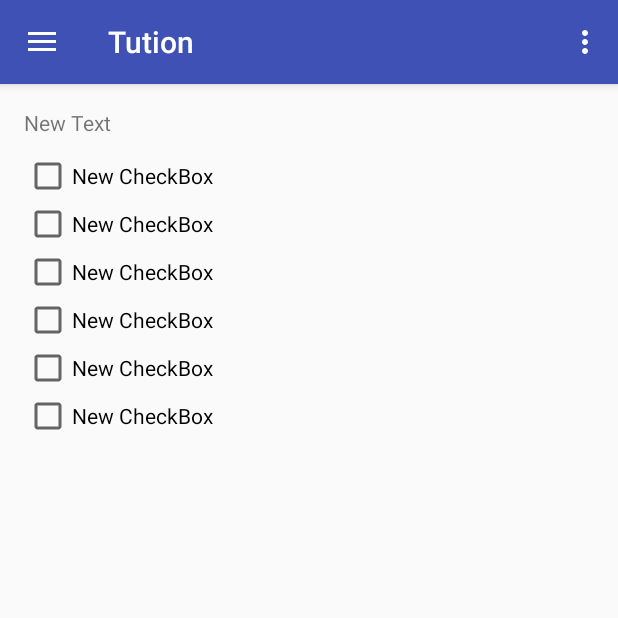
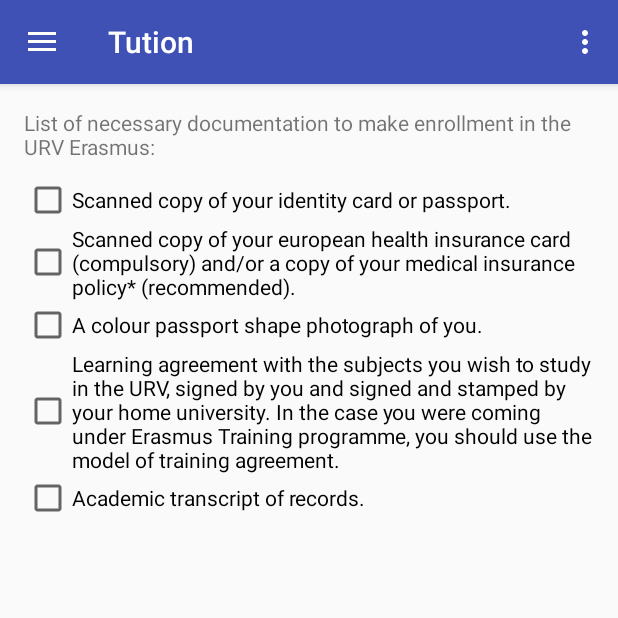
Before and after one commit to CodeathonURV/codeathonurv2016_LoremIpsum, an Android app: the Tution screen opened directly, with no data from a screen before it, on a phone screen of 412 x 824 dp, the top half of it. Run offline under Robolectric (Android 15) with nearby library versions, the phone set to English and light mode, and no system bars.

Commit message:
Content Matricula

```diff
--- a/app/src/main/res/layout/content_tution.xml
+++ b/app/src/main/res/layout/content_tution.xml
@@ -16,7 +16,7 @@
     <TextView
         android:layout_width="wrap_content"
         android:layout_height="wrap_content"
-        android:text="New Text"
+        android:text="@string/labelMatricula"
         android:id="@+id/textView7"
         android:layout_marginBottom="10dp"
         android:layout_alignParentTop="true"
@@ -26,7 +26,7 @@
     <CheckBox
         android:layout_width="wrap_content"
         android:layout_height="wrap_content"
-        android:text="New CheckBox"
+        android:text="@string/matricula1"
         android:id="@+id/checkBox2"
         android:layout_alignParentStart="true"
         android:layout_below="@+id/checkBox3"
@@ -35,7 +35,7 @@
     <CheckBox
         android:layout_width="wrap_content"
         android:layout_height="wrap_content"
-        android:text="New CheckBox"
+        android:text="@string/matricula2"
         android:id="@+id/checkBox3"
         android:layout_alignParentStart="true"
         android:layout_below="@+id/checkBox4"
@@ -44,7 +44,7 @@
     <CheckBox
         android:layout_width="wrap_content"
         android:layout_height="wrap_content"
-        android:text="New CheckBox"
+        android:text="@string/matricula3"
         android:id="@+id/checkBox4"
         android:layout_alignParentStart="true"
         android:layout_below="@+id/checkBox5"
@@ -53,7 +53,7 @@
     <CheckBox
         android:layout_width="wrap_content"
         android:layout_height="wrap_content"
-        android:text="New CheckBox"
+        android:text="@string/matricula4"
         android:id="@+id/checkBox5"
         android:layout_below="@+id/checkBox7"
         android:layout_alignParentLeft="true"
@@ -62,18 +62,10 @@
     <CheckBox
         android:layout_width="wrap_content"
         android:layout_height="wrap_content"
-        android:text="New CheckBox"
+        android:text="@string/matricula5"
         android:id="@+id/checkBox6"
         android:layout_below="@+id/textView7"
         android:layout_alignParentLeft="true"
         android:layout_alignParentStart="true" />
 
-    <CheckBox
-        android:layout_width="wrap_content"
-        android:layout_height="wrap_content"
-        android:text="New CheckBox"
-        android:id="@+id/checkBox7"
-        android:layout_below="@+id/checkBox6"
-        android:layout_alignParentLeft="true"
-        android:layout_alignParentStart="true" />
 </LinearLayout>
--- a/app/src/main/res/values/strings.xml
+++ b/app/src/main/res/values/strings.xml
@@ -35,11 +35,12 @@
 
 
     <!-- STRINGS MATRICULA -->
-    <string name="matricula1">"?"</string>
-    <string name="matricula2">Submit</string>
-    <string name="matricula3">Volunteers</string>
-    <string name="matricula4">Tution</string>
-    <string name="matricula5">useful_Information</string>
+    <string name="labelMatricula">"List of necessary documentation to make enrollment in the URV Erasmus: "</string>
+    <string name="matricula1">"Scanned copy of your identity card or passport."</string>
+    <string name="matricula2">Scanned copy of your european health insurance card (compulsory) and/or a copy of your medical insurance policy* (recommended).</string>
+    <string name="matricula3">A colour passport shape photograph of you.</string>
+    <string name="matricula4">Learning agreement with the subjects you wish to study in the URV, signed by you and signed and stamped by your home university.  In the case you were coming under Erasmus Training programme, you should use the model of training agreement.</string>
+    <string name="matricula5">Academic transcript of records.</string>
 
 
 </resources>
```
